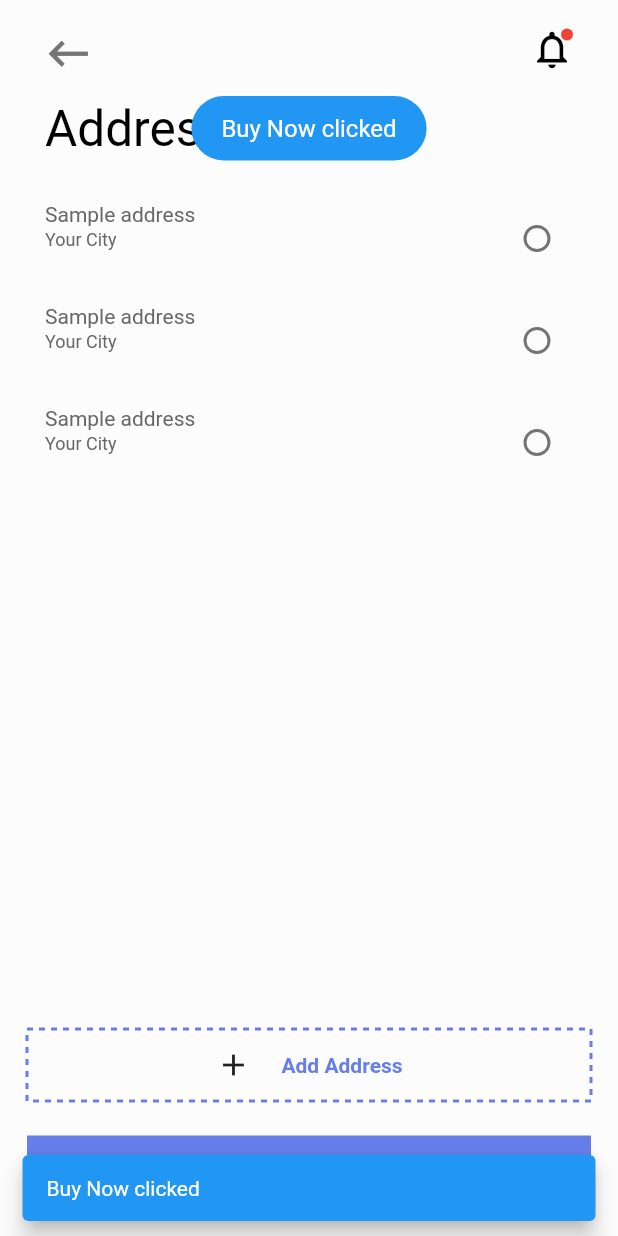
After one commit to Sudesh101999/ecommerce_app_flutter, a Flutter app: the AddressPage screen opened directly, after a tap on "Add Address", on a phone screen of 412 x 824 dp. The commit adds this screen. Run offline on Flutter 3.47's test engine with Material 2 defaults, Android fonts, the phone set to English and light mode, and no system bars; drawn by our look-alikes of dotted_border; our stand-ins replace carousel_slider, fluttertoast, smooth_page_indicator.

Commit message:
address page added and updated

```diff
--- /dev/null
+++ b/lib/address/address_page.dart
@@ -0,0 +1,197 @@
+import 'package:ecommerce_app/address/address_view.dart';
+import 'package:flutter/material.dart';
+import 'package:flutter/services.dart';
+import 'package:fluttertoast/fluttertoast.dart';
+import 'package:dotted_border/dotted_border.dart';
+import 'package:flutter/cupertino.dart';
+
+class AddressPage extends StatefulWidget {
+  const AddressPage({Key? key}) : super(key: key);
+
+  @override
+  State<AddressPage> createState() => _AddressPageState();
+}
+
+class _AddressPageState extends State<AddressPage> {
+  late bool _newNotification = true;
+
+  @override
+  Widget build(BuildContext context) {
+    SystemChrome.setSystemUIOverlayStyle(const SystemUiOverlayStyle(
+      systemNavigationBarColor: Color(0xFF000000),
+      systemNavigationBarIconBrightness: Brightness.dark,
+      systemNavigationBarDividerColor: null,
+      statusBarColor: Color(0xFFFCFCFC),
+      statusBarIconBrightness: Brightness.dark,
+      statusBarBrightness: Brightness.dark,
+    ));
+    return Scaffold(
+      backgroundColor: Color(0xFFFCFCFC),
+      appBar: AppBar(
+        elevation: 0,
+        automaticallyImplyLeading: false,
+        backgroundColor: Color(0xFFFCFCFC),
+        leading: Padding(
+          padding: const EdgeInsets.only(
+            left: 20,
+            top: 10,
+          ),
+          child: IconButton(
+            icon: Icon(
+              Icons.keyboard_backspace_sharp,
+              size: 35,
+              color: Colors.grey[600],
+            ),
+            onPressed: () => Navigator.of(context).pop(),
+          ),
+        ),
+        actions: [
+          Padding(
+            padding: const EdgeInsets.only(
+              left: 0,
+              top: 10,
+              right: 20,
+            ),
+            child: IconButton(
+              icon: Stack(
+                children: [
+                  if (_newNotification)
+                    Positioned(
+                      right: 1,
+                      top: 1,
+                      child: Container(
+                        decoration: BoxDecoration(
+                            shape: BoxShape.circle, color: Colors.red),
+                        width: 20.0 / 2.5,
+                        height: 20.0 / 2.5,
+                      ),
+                    ),
+                  Icon(
+                    Icons.notifications_none_outlined,
+                    color: Colors.black,
+                    size: 30,
+                  )
+                ],
+              ),
+              onPressed: () {},
+            ),
+          ),
+        ],
+      ),
+      body: Column(
+        crossAxisAlignment: CrossAxisAlignment.start,
+        children: [
+          Expanded(
+            child: SingleChildScrollView(
+              child: Column(
+                mainAxisAlignment: MainAxisAlignment.start,
+                crossAxisAlignment: CrossAxisAlignment.start,
+                children: [
+                  Padding(
+                    padding: EdgeInsets.only(top: 10,left: 30),
+                    child: Text(
+                      'Address',
+                      style: TextStyle(
+                        fontWeight: FontWeight.normal,
+                        fontSize: 33,
+                        color: Color(0xFF000000),
+                      ),
+                    ),
+                  ),
+                  SizedBox(height: 10,),
+                  AddressView(),
+                  AddressView(),
+                  AddressView(),
+
+                ],
+              ),
+            ),
+          ),
+
+
+          Column(
+            mainAxisAlignment: MainAxisAlignment.center,
+            children: [
+              Padding(
+                padding: const EdgeInsets.only(left: 18,right: 18,top: 10,bottom: 5),
+                child: InkWell(
+                  onTap: () {
+                    showMessage('Buy Now clicked');
+                  },
+                  child: DottedBorder(
+                    color: Color(0xFF667EEA),//color of dotted/dash line
+                    strokeWidth: 2, //thickness of dash/dots
+                    dashPattern: [4,4],
+                    child: Container(
+                      padding: EdgeInsets.only(top: 10, bottom: 10),
+                      child: Align(
+                        alignment: Alignment.center,
+                        child: Row(
+                          mainAxisAlignment: MainAxisAlignment.center,
+                          children: [
+                            Icon(Icons.add),
+                            SizedBox(width: 20,),
+                            Text(
+                              'Add Address',
+                              style: TextStyle(
+                                  fontSize: 14,
+                                  color: Color(0xFF667EEA),
+                                  fontWeight: FontWeight.bold),
+                            ),
+                          ],
+                        ),
+                      ),
+                    ),
+                  ),
+                ),
+              ),
+              Padding(
+                padding: const EdgeInsets.all(18.0),
+                child: InkWell(
+                  onTap: () {
+                    showMessage('Continue to payment clicked');
+                  },
+                  child: Container(
+                    padding: EdgeInsets.only(top: 15, bottom: 15),
+                    color: Color(0xFF667EEA),
+                    child: Align(
+                      alignment: Alignment.center,
+                      child: Text(
+                        'Continue to payment',
+                        style: TextStyle(
+                            fontSize: 16,
+                            color: Color(0xFFFFFFFF),
+                            fontWeight: FontWeight.bold),
+                      ),
+                    ),
+                  ),
+                ),
+              ),
+            ],
+          )
+        ],
+      ),
+    );
+  }
+
+  void showMessage(String msg) {
+    Fluttertoast.showToast(
+      msg: msg,
+      toastLength: Toast.LENGTH_SHORT,
+      gravity: ToastGravity.TOP,
+      timeInSecForIosWeb: 1,
+      backgroundColor: Colors.blue,
+      textColor: Colors.white,
+      fontSize: 16.0,
+    );
+
+    ScaffoldMessenger.of(context).showSnackBar(
+      SnackBar(
+        content: Text(msg),
+        backgroundColor: Colors.blue,
+        behavior: SnackBarBehavior.floating,
+        duration: const Duration(seconds: 2),
+      ),
+    );
+  }
+}
--- /dev/null
+++ b/lib/address/address_view.dart
@@ -0,0 +1,48 @@
+import 'package:flutter/material.dart';
+
+class AddressView extends StatefulWidget {
+  const AddressView({Key? key}) : super(key: key);
+
+  @override
+  State<AddressView> createState() => _AddressViewState();
+}
+
+class _AddressViewState extends State<AddressView> {
+  @override
+  Widget build(BuildContext context) {
+    return Padding(
+      padding: const EdgeInsets.only(left: 30.0,right: 30,top: 20),
+      child: Row(
+        mainAxisAlignment: MainAxisAlignment.spaceBetween,
+        crossAxisAlignment: CrossAxisAlignment.start,
+        children: [
+          Column(
+            crossAxisAlignment: CrossAxisAlignment.start,
+            children: [
+              Text(
+                'Sample address',
+                style: TextStyle(
+                  fontSize: 14,
+                  color: Color(0xFF676767),
+                ),
+              ),
+              SizedBox(height: 2,),
+              Text(
+                'Your City',
+                style: TextStyle(
+                  fontSize: 12,
+                  color: Color(0xFF676767),
+                ),
+              ),
+            ],
+          ),
+          Radio(value: '', groupValue: 'groupValue', onChanged: (String? value)  {
+            setState(() {
+
+            });
+          })
+        ],
+      ),
+    );
+  }
+}
--- a/lib/cart/cart_page.dart
+++ b/lib/cart/cart_page.dart
@@ -1,3 +1,4 @@
+import 'package:ecommerce_app/address/address_page.dart';
 import 'package:ecommerce_app/cart/cart_view.dart';
 import 'package:flutter/material.dart';
 import 'package:flutter/services.dart';
@@ -111,13 +112,17 @@ class _CartPageState extends State<CartPage> {
               onTap: () {
                 setState(() {
                   //click operation
+                  Navigator.push(
+                      context,
+                      MaterialPageRoute(
+                          builder: (context) => AddressPage()));
                 });
               },
               child: Container(
                 alignment: Alignment.center,
                 padding: EdgeInsets.all(18),
                 decoration: BoxDecoration(
-                  borderRadius: BorderRadius.circular(15),
+                  borderRadius: BorderRadius.circular(5),
                   gradient: LinearGradient(
                     begin: Alignment.topLeft,
                     end: Alignment.topRight,
@@ -128,10 +133,11 @@ class _CartPageState extends State<CartPage> {
                   ),
                 ),
                 child: Text(
-                  'Change size',
+                  'Continue',
                   style: TextStyle(
                     color: Colors.white,
                     fontSize: 16,
+                    fontWeight: FontWeight.bold,
                   ),
                 ),
               ),
--- a/pubspec.yaml
+++ b/pubspec.yaml
@@ -48,6 +48,7 @@ dev_dependencies:
   fluttertoast: ^8.0.9
   carousel_slider: ^4.1.1
   smooth_page_indicator: ^1.0.0+2
+  dotted_border: any
 
 # For information on the generic Dart part of this file, see the
 # following page: https://dart.dev/tools/pub/pubspec
```
Also changed, not shown: pubspec.lock.
